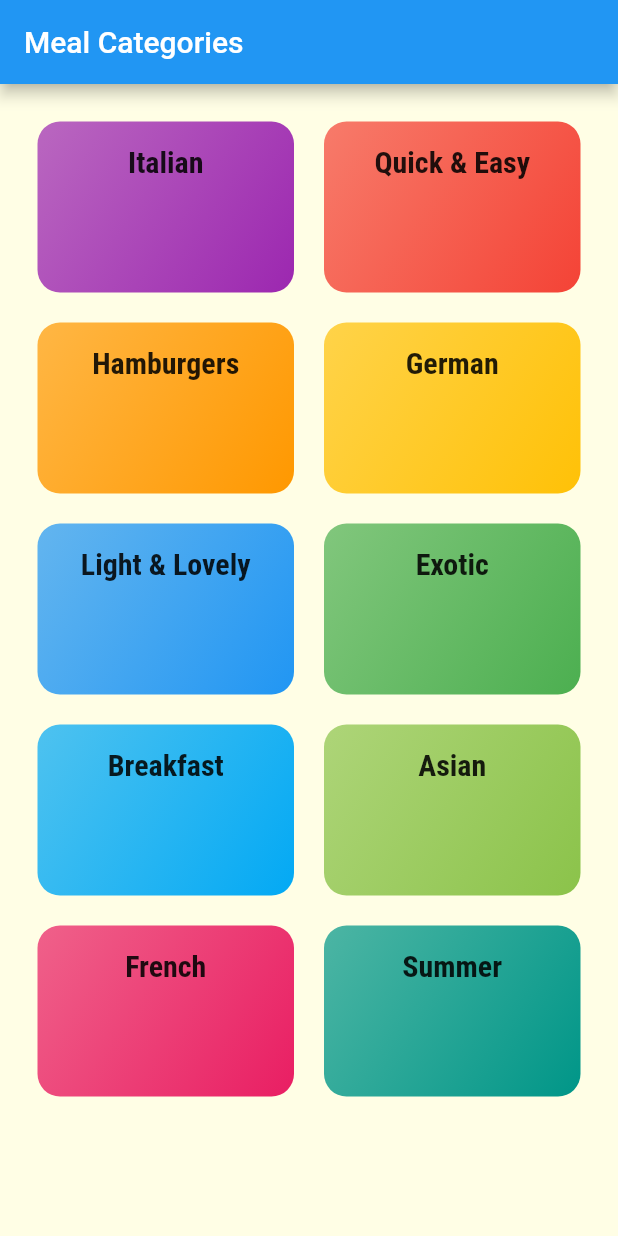
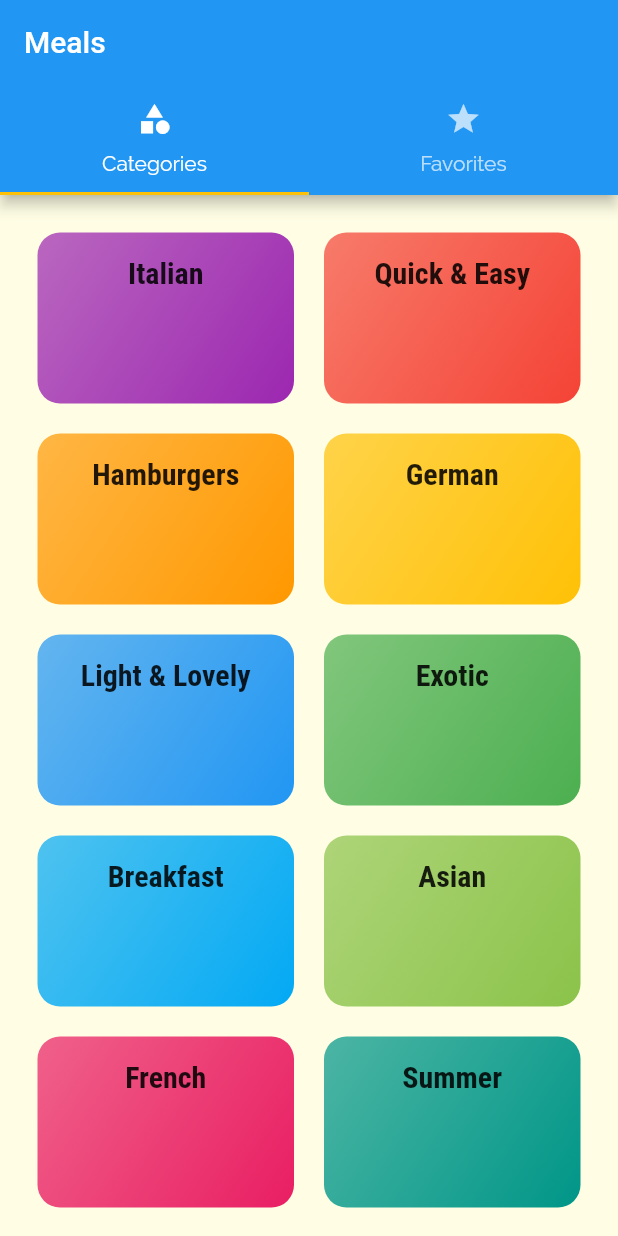
Before and after one commit to Prat2030/Flutter_Meals_App, a Flutter app: the screen it shows after launch, on a phone screen of 412 x 824 dp. Run offline on Flutter 3.47's test engine with Material 2 defaults, Android fonts, the phone set to English and light mode, and no system bars.

Commit message:
added tab bar below the appbar with categories and favorites as its tabs

```diff
--- a/lib/main.dart
+++ b/lib/main.dart
@@ -4,6 +4,7 @@ import 'package:flutter/material.dart';
 import './screens/meal_detail_screen.dart';
 import './screens/categories_screen.dart';
 import './screens/category_meals_screen.dart';
+import './screens/tabs_screen.dart';
 
 void main() => runApp(MyApp());
 
@@ -34,7 +35,7 @@ class MyApp extends StatelessWidget {
       // home: CategoriesScreen(),
       initialRoute: '/',
       routes: {
-        '/': (ctx) => CategoriesScreen(),
+        '/': (ctx) => TabsScreen(),
         CategoryMealsScreen.routeName: (ctx) => CategoryMealsScreen(),
         MealDetailScreen.routeName: (ctx) => MealDetailScreen(),
       },
--- a/lib/screens/categories_screen.dart
+++ b/lib/screens/categories_screen.dart
@@ -9,11 +9,7 @@ import '../dummy_data.dart';
 class CategoriesScreen extends StatelessWidget {
   @override
   Widget build(BuildContext context) {
-    return Scaffold(
-      appBar: AppBar(
-        title: const Text('Meal Categories'),
-      ),
-      body: GridView(
+    return GridView(
       padding: const EdgeInsets.all(25),
       children: DUMMY_CATEGORIES
           .map((catData) => CategoryItem(
@@ -30,7 +26,6 @@ class CategoriesScreen extends StatelessWidget {
         crossAxisSpacing: 20,
         mainAxisSpacing: 20,
       ),
-      ),
     );
   }
 }
--- /dev/null
+++ b/lib/screens/favorites_screen.dart
@@ -0,0 +1,12 @@
+import 'package:flutter/material.dart';
+
+class FavoritesScreen extends StatelessWidget {
+  const FavoritesScreen({Key? key}) : super(key: key);
+
+  @override
+  Widget build(BuildContext context) {
+    return Center(
+      child: Text('Favorites Screen'),
+    );
+  }
+}
--- /dev/null
+++ b/lib/screens/tabs_screen.dart
@@ -0,0 +1,44 @@
+// ignore_for_file: prefer_const_constructors
+
+import 'package:flutter/material.dart';
+
+import './categories_screen.dart';
+import './favorites_screen.dart';
+
+class TabsScreen extends StatefulWidget {
+  TabsScreen({Key? key}) : super(key: key);
+
+  @override
+  State<TabsScreen> createState() => _TabsScreenState();
+}
+
+class _TabsScreenState extends State<TabsScreen> {
+  @override
+  Widget build(BuildContext context) {
+    return DefaultTabController(
+        length: 2,
+        child: Scaffold(
+          appBar: AppBar(
+            title: Text('Meals'),
+            bottom: TabBar(
+              tabs: <Widget>[
+                Tab(
+                  icon: Icon(Icons.category),
+                  text: 'Categories',
+                ),
+                Tab(
+                  icon: Icon(Icons.star),
+                  text: 'Favorites',
+                ),
+              ],
+            ),
+          ),
+          body: TabBarView(
+            children: <Widget>[
+              CategoriesScreen(),
+              FavoritesScreen(),
+            ],
+          ),
+        ));
+  }
+}
```
Lines whose indentation alone changed are shown as unchanged.
